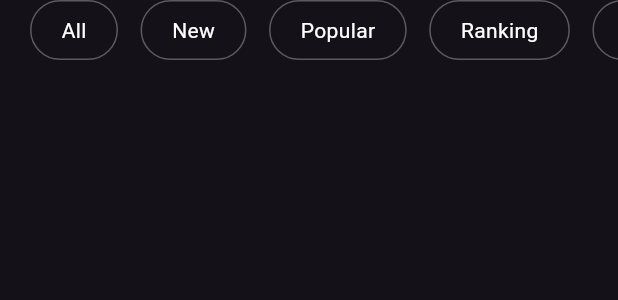
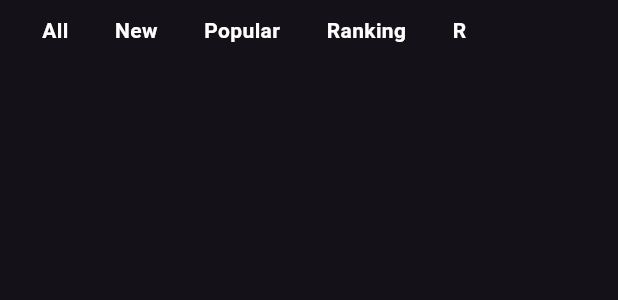
Before and after one commit to Mariana-Usuga/Quickflix, a Flutter app: the CategoryMenu widget shown alone on an empty page, opened directly with empty values, on a phone screen of 412 x 824 dp. Shown: the top 300 px of the screen. Run offline on Flutter 3.47's test engine with Material 3 defaults, Android fonts, the light colour scheme and no system bars; our stand-ins replace animate_do, flutter_dotenv, go_router, supabase_flutter, video_player; accounts and stored records are empty.

```diff
--- a/lib/presentation/widgets/home/category_menu.dart
+++ b/lib/presentation/widgets/home/category_menu.dart
@@ -34,23 +34,33 @@ class CategoryMenu extends StatelessWidget {
             padding: const EdgeInsets.only(right: 15),
             child: GestureDetector(
               onTap: () => onCategorySelected(category),
-              child: Container(
+              child: isSelected
+                  ? Container(
                       padding: const EdgeInsets.symmetric(horizontal: 20, vertical: 8),
                       decoration: BoxDecoration(
-                  color: isSelected ? Colors.white : Colors.transparent,
+                        color: Colors.grey[800],
                         borderRadius: BorderRadius.circular(20),
-                  border: Border.all(
-                    color: Colors.white.withOpacity(0.3),
-                    width: 1,
-                  ),
                       ),
                       child: Center(
                         child: Text(
                           category,
-                    style: TextStyle(
-                      color: isSelected ? Colors.black : Colors.white,
+                          style: const TextStyle(
+                            color: Colors.white,
                             fontSize: 14,
-                      fontWeight: isSelected ? FontWeight.w600 : FontWeight.normal,
+                            fontWeight: FontWeight.bold,
+                          ),
+                        ),
+                      ),
+                    )
+                  : Padding(
+                      padding: const EdgeInsets.symmetric(horizontal: 8, vertical: 8),
+                      child: Center(
+                        child: Text(
+                          category,
+                          style: const TextStyle(
+                            color: Colors.white,
+                            fontSize: 14,
+                            fontWeight: FontWeight.bold,
                           ),
                         ),
                       ),
```
Also changed, not shown: lib/presentation/screens/home/home_screen.dart (+9 -10 lines), lib/presentation/widgets/home/top_bar.dart (+64 -15 lines). Lines whose indentation alone changed are shown as unchanged.
